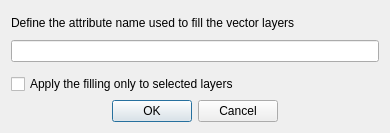
Old version of the form geojson_filling/configure_dialog_base.ui in the repository SBCV/QGIS-Plugin-Geojson-Filling.
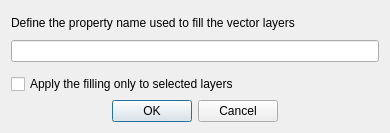
New version of the form.

The edit to the form file:
```diff
--- a/geojson_filling/configure_dialog_base.ui
+++ b/geojson_filling/configure_dialog_base.ui
@@ -36,7 +36,7 @@
    <item row="0" column="0">
     <widget class="QLabel" name="label">
      <property name="text">
-      <string>Define the attribute name used to fill the vector layers</string>
+      <string>Define the property name used to fill the vector layers</string>
      </property>
     </widget>
    </item>
```
